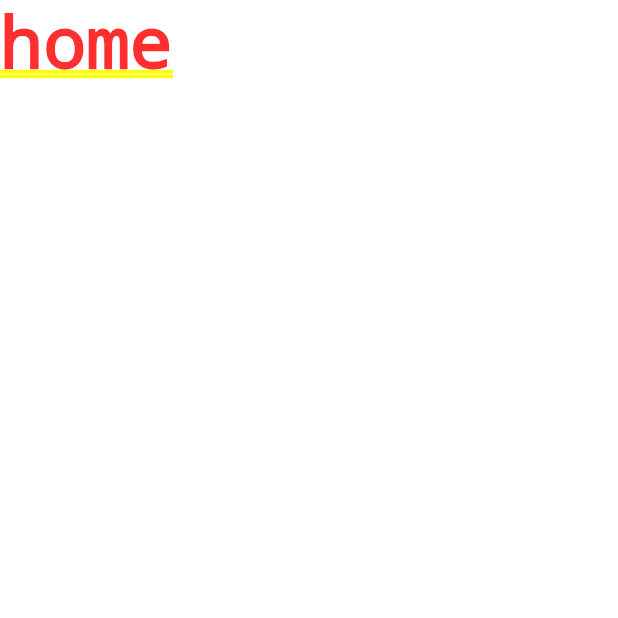
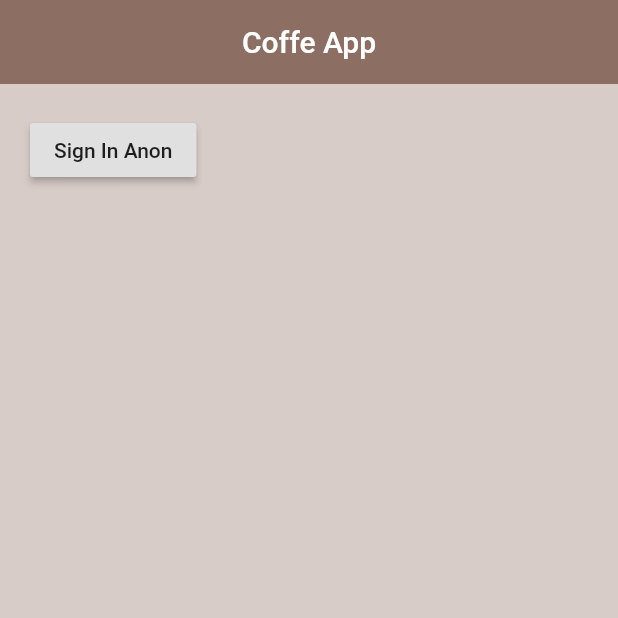
Before and after one commit to WaseemAbbasi22/Tusk, a Flutter app: the screen it shows after launch, on a phone screen of 412 x 824 dp, the top half of it. Run offline on Flutter 3.47's test engine with Material 2 defaults, Android fonts, the phone set to English and light mode, and no system bars; our stand-ins replace firebase_auth, firebase_core; accounts and stored records are empty.

Commit message:
SignIn annon added

```diff
--- a/lib/main.dart
+++ b/lib/main.dart
@@ -1,7 +1,10 @@
 import 'package:coffe_app_firebase/screen/wrapper.dart';
+import 'package:firebase_core/firebase_core.dart';
 import 'package:flutter/material.dart';
 
-void main() {
+void main() async {
+  WidgetsFlutterBinding.ensureInitialized();
+  await Firebase.initializeApp();
   runApp(MyApp());
 }
 
--- a/lib/screen/Authenticate/authenticate.dart
+++ b/lib/screen/Authenticate/authenticate.dart
@@ -1,3 +1,4 @@
+import 'package:coffe_app_firebase/screen/Authenticate/sign_in.dart';
 import 'package:flutter/material.dart';
 
 class Authenticate extends StatefulWidget {
@@ -11,7 +12,7 @@ class _AuthenticateState extends State<Authenticate> {
   @override
   Widget build(BuildContext context) {
     return Container(
-      child: Text("home"),
+      child: SignIn(),
     );
   }
 }
--- /dev/null
+++ b/lib/screen/Authenticate/sign_in.dart
@@ -0,0 +1,40 @@
+import 'package:coffe_app_firebase/services/auth.dart';
+import 'package:flutter/material.dart';
+
+class SignIn extends StatefulWidget {
+  SignIn({Key key}) : super(key: key);
+
+  @override
+  _SignInState createState() => _SignInState();
+}
+
+class _SignInState extends State<SignIn> {
+  AuthService _authService = AuthService();
+  @override
+  Widget build(BuildContext context) {
+    return Scaffold(
+      backgroundColor: Colors.brown[100],
+      appBar: AppBar(
+        backgroundColor: Colors.brown[400],
+        title: Text("Coffe App"),
+        elevation: 0.0,
+        centerTitle: true,
+      ),
+      body: Container(
+        padding: EdgeInsets.symmetric(horizontal: 20.0, vertical: 20.0),
+        child: RaisedButton(
+          child: Text('Sign In Anon'),
+          onPressed: () async {
+            dynamic result = await _authService.signInAnon();
+            if (result == null) {
+              print("Sign in failed");
+            } else {
+              print("SignIn successful");
+              print(result);
+            }
+          },
+        ),
+      ),
+    );
+  }
+}
--- a/lib/screen/wrapper.dart
+++ b/lib/screen/wrapper.dart
@@ -1,3 +1,4 @@
+import 'package:coffe_app_firebase/screen/Authenticate/authenticate.dart';
 import 'package:coffe_app_firebase/screen/home/home.dart';
 import 'package:flutter/material.dart';
 
@@ -6,6 +7,6 @@ class Wrapper extends StatelessWidget {
 
   @override
   Widget build(BuildContext context) {
-    return Home();
+    return Authenticate();
   }
 }
--- a/pubspec.yaml
+++ b/pubspec.yaml
@@ -29,6 +29,7 @@ dependencies:
   cupertino_icons: ^1.0.0
   firebase_auth: ^0.20.0
   cloud_firestore: ^0.16.0
+  firebase_core: ^0.7.0
 
 dev_dependencies:
   flutter_test:
```
Also changed, not shown: lib/services/auth.dart (added, +17 -0 lines), pubspec.lock.
